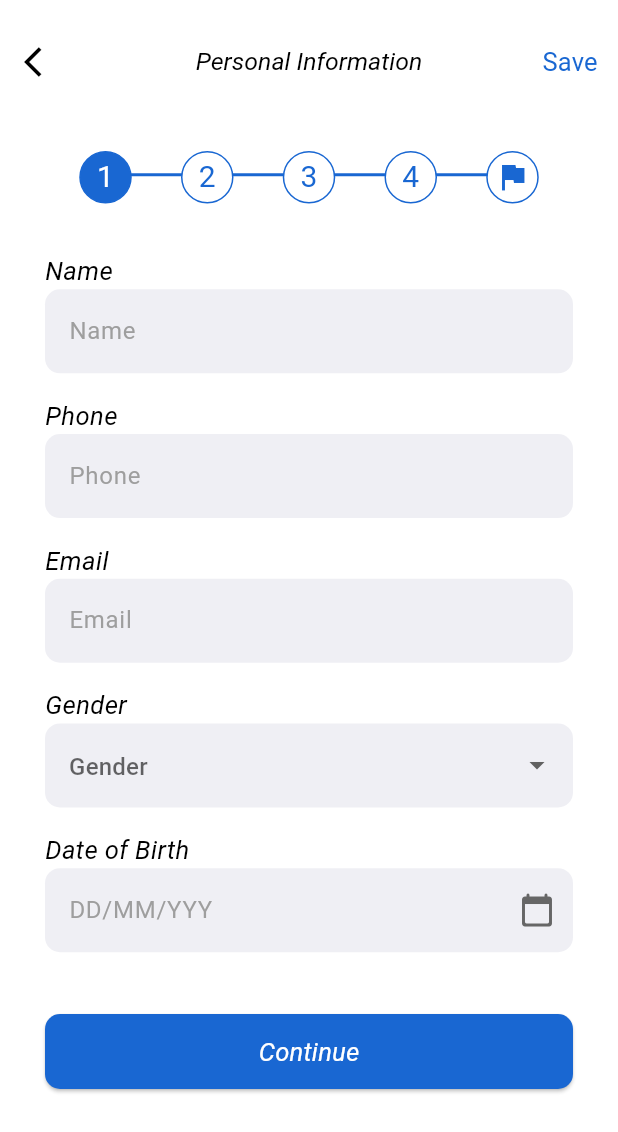
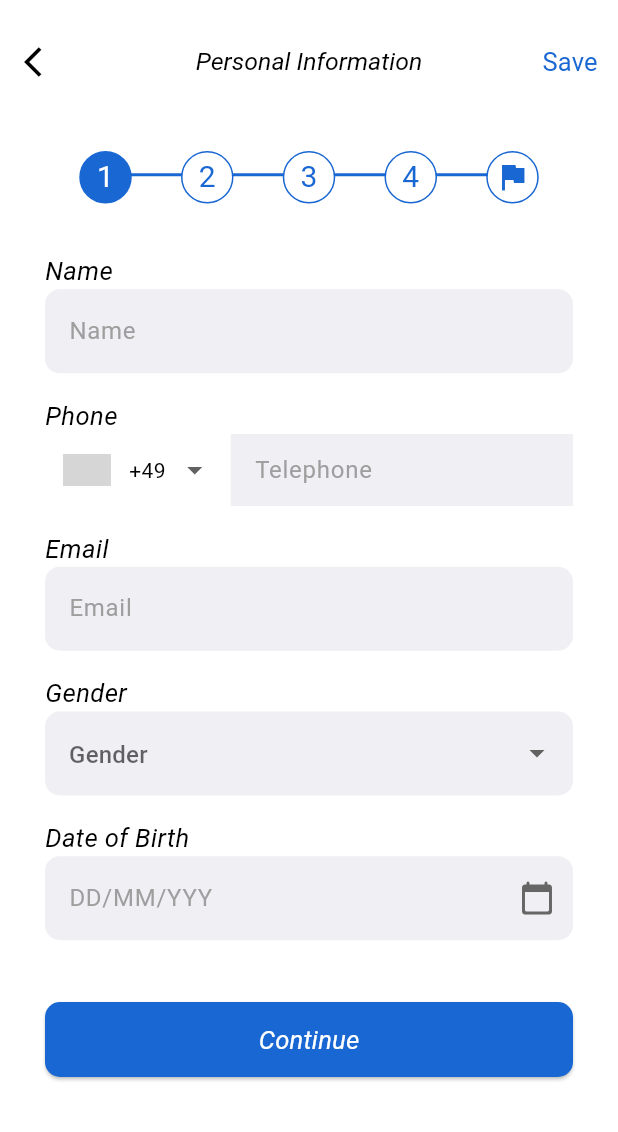
Before and after one commit to rafay99-epic/Dienstleistro, a Flutter app: the PersonalInformation screen opened directly, on a phone screen of 412 x 824 dp. Shown: the top 1132 px of the screen. Run offline on Flutter 3.47's test engine with Material 3 defaults, Android fonts, the phone set to English and light mode, and no system bars; drawn by our look-alikes of intl_phone_number_input; our stand-ins replace carousel_slider, dotted_border, file_picker, firebase_auth, firebase_core, flutter_animation_progress_bar and 10 more; missing offline and left inert: rating_summary; accounts and stored records are empty; Roboto replaces fonts that are missing (ABeeZee); grey boxes are pictures that could not be loaded.

Commit message:
Adding Phone Number Support

```diff
--- a/lib/frontend/screens/functionality/ProfileCreate/PersonalInformation.dart
+++ b/lib/frontend/screens/functionality/ProfileCreate/PersonalInformation.dart
@@ -6,6 +6,7 @@ import 'package:dienstleisto/frontend/widgets/textStyle.dart';
 import 'package:dienstleisto/frontend/widgets/textfeild.dart';
 import 'package:dienstleisto/frontend/widgets/timeline.dart';
 import 'package:flutter/material.dart';
+import 'package:intl_phone_number_input/intl_phone_number_input.dart';
 import 'package:page_transition/page_transition.dart';
 
 class PersonalInformation extends StatefulWidget {
@@ -108,12 +109,31 @@ class _PersonalInformationState extends State<PersonalInformation> {
                   textAlign: TextAlign.left,
                 ),
               ),
-              CustomTextField(
-                hintText: "Phone",
-                controller: _phoneController,
-                hintColor: Colors.grey,
-                fillColor: const Color.fromRGBO(239, 239, 244, 1),
-                enableOnlyNumbers: true,
+              InternationalPhoneNumberInput(
+                onInputChanged: (PhoneNumber number) {
+                  _phoneController.text = number.phoneNumber ?? '';
+                },
+                onInputValidated: (bool value) {
+                  print(value);
+                },
+                selectorConfig: const SelectorConfig(
+                  selectorType: PhoneInputSelectorType.DROPDOWN,
+                ),
+                ignoreBlank: false,
+                autoValidateMode: AutovalidateMode.disabled,
+                selectorTextStyle: const TextStyle(color: Colors.black),
+                initialValue: PhoneNumber(isoCode: 'DE'),
+                formatInput: false,
+                keyboardType: const TextInputType.numberWithOptions(
+                    signed: true, decimal: true),
+                inputDecoration: const InputDecoration(
+                  fillColor: Color.fromRGBO(239, 239, 244, 1),
+                  filled: true,
+                  hintText: "Telephone",
+                  hintStyle: TextStyle(color: Colors.grey),
+                  enabledBorder: InputBorder.none,
+                  focusedBorder: InputBorder.none,
+                ),
               ),
               SizedBox(
                 height: size.height * 0.02,
```
Also changed, not shown: lib/frontend/screens/functionality/auth/signup.dart (+33 -6 lines), pubspec.yaml (+8 -48 lines), pubspec.lock.
